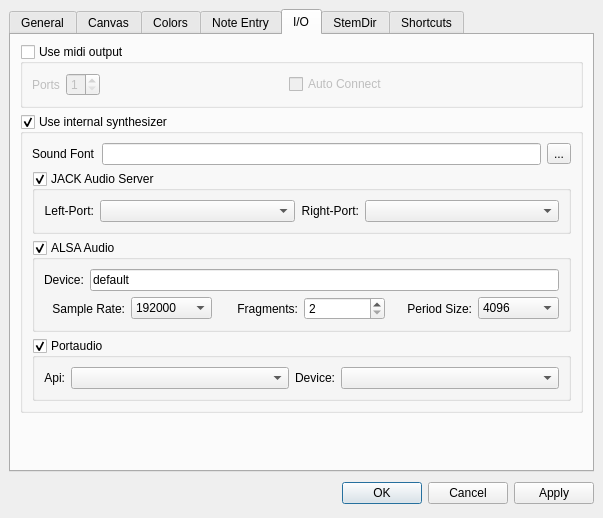
Qt form mscore/mscore/prefsdialog.ui (musescore/musescore-old) before a commit.
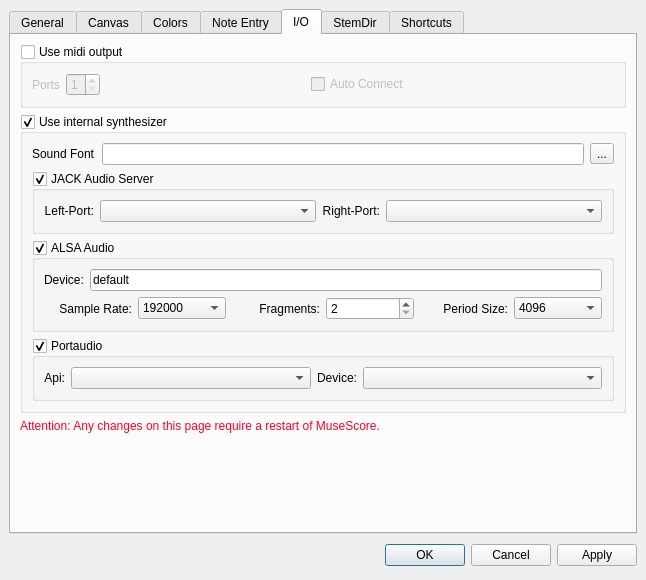
The same form after that commit. The open tabs and pages were chosen to show the change. Icons and pictures are not drawn. Custom widgets are drawn as their Qt base class.

Diff of the .ui file:
```diff
--- a/mscore/mscore/prefsdialog.ui
+++ b/mscore/mscore/prefsdialog.ui
@@ -5,8 +5,8 @@
    <rect>
     <x>0</x>
     <y>0</y>
-    <width>603</width>
-    <height>518</height>
+    <width>646</width>
+    <height>580</height>
    </rect>
   </property>
   <property name="windowTitle" >
@@ -1339,6 +1339,50 @@
          </layout>
         </widget>
        </item>
+       <item>
+        <widget class="QLabel" name="restartWarning" >
+         <property name="palette" >
+          <palette>
+           <active>
+            <colorrole role="WindowText" >
+             <brush brushstyle="SolidPattern" >
+              <color alpha="255" >
+               <red>255</red>
+               <green>1</green>
+               <blue>39</blue>
+              </color>
+             </brush>
+            </colorrole>
+           </active>
+           <inactive>
+            <colorrole role="WindowText" >
+             <brush brushstyle="SolidPattern" >
+              <color alpha="255" >
+               <red>255</red>
+               <green>1</green>
+               <blue>39</blue>
+              </color>
+             </brush>
+            </colorrole>
+           </inactive>
+           <disabled>
+            <colorrole role="WindowText" >
+             <brush brushstyle="SolidPattern" >
+              <color alpha="255" >
+               <red>119</red>
+               <green>119</green>
+               <blue>121</blue>
+              </color>
+             </brush>
+            </colorrole>
+           </disabled>
+          </palette>
+         </property>
+         <property name="text" >
+          <string>Attention: Any changes on this page require a restart of MuseScore.</string>
+         </property>
+        </widget>
+       </item>
        <item>
         <spacer>
          <property name="orientation" >
```
